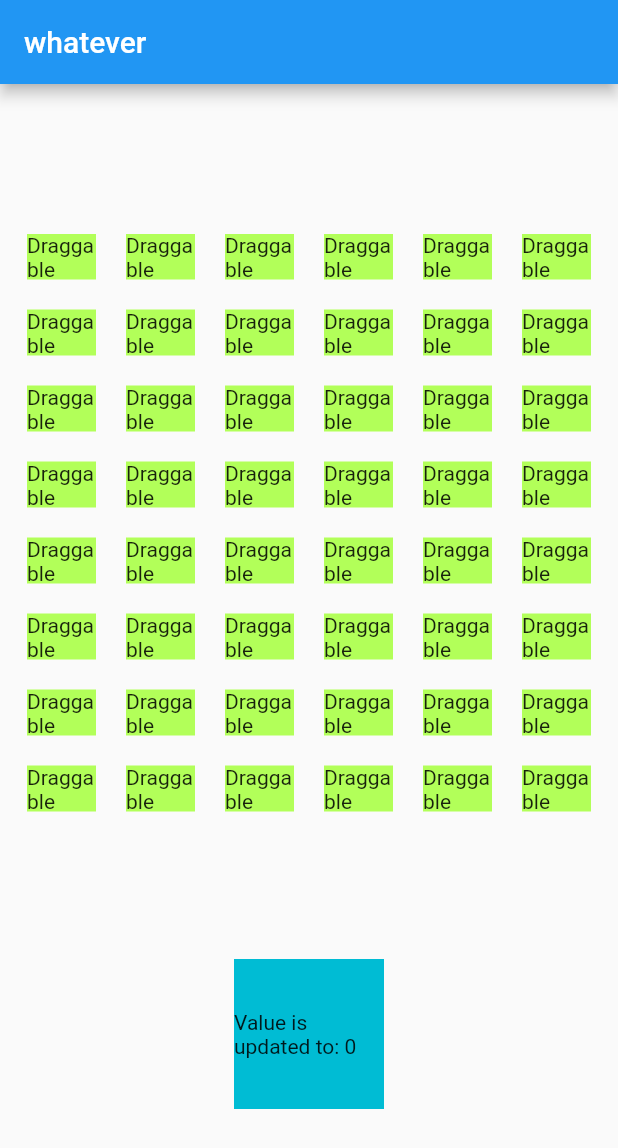
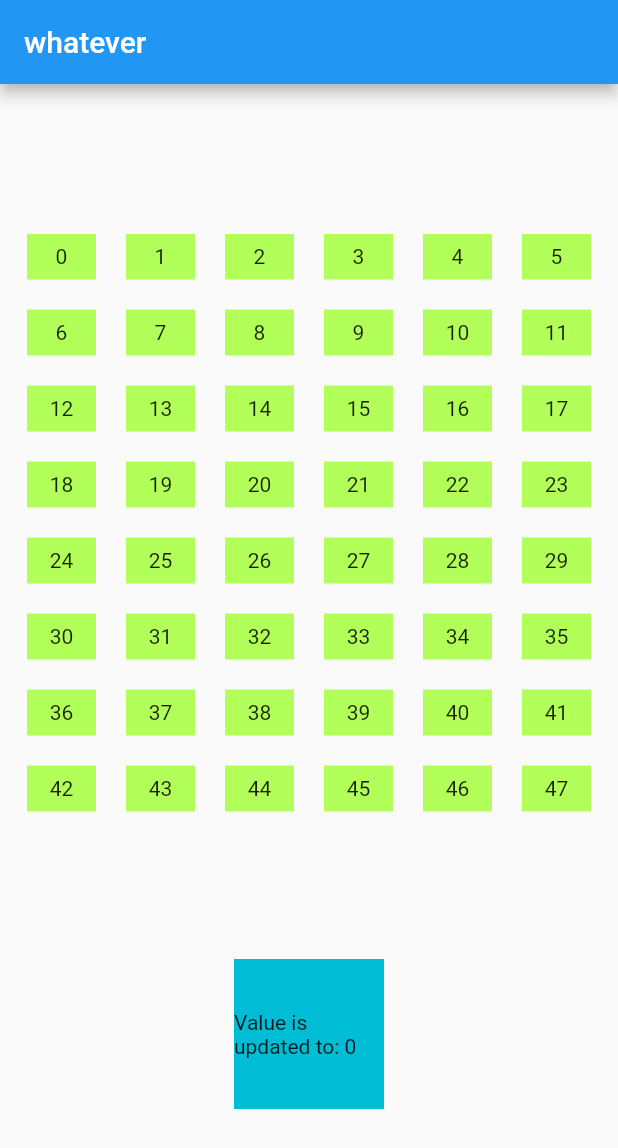
Before and after one commit to mgoadric/logic-puzzle-flutter, a Flutter app: the screen it shows after launch, on a phone screen of 412 x 824 dp. Shown: the top 1148 px of the screen. Run offline on Flutter 3.47's test engine with Material 2 defaults, Android fonts, the phone set to English and light mode, and no system bars; missing offline and left inert: patterns_canvas.

Commit message:
Fixed const issue, numbers on boxes now

```diff
--- a/logic_puzzle_flutter/lib/main.dart
+++ b/logic_puzzle_flutter/lib/main.dart
@@ -107,29 +107,30 @@ class _MyStatefulWidgetState extends State<MyStatefulWidget> {
                       mainAxisSpacing: 20),
                   itemCount: myProducts.length,
                   itemBuilder: (BuildContext ctx, index) {
+                    int x = myProducts[index]["id"];
                     return Draggable<int>(
                       // Data is the value this Draggable stores.
-                      data: myProducts[index]["id"],
-                      feedback: Container(
+                      data: x,
+                      childWhenDragging: Container(
                         color: Colors.deepOrange,
                         height: 100,
                         width: 100,
                         child: const Icon(Icons.directions_run),
                       ),
-                      childWhenDragging: Container(
+                      feedback: Container(
                         height: 100.0,
                         width: 100.0,
                         color: Colors.pinkAccent,
-                        child: const Center(
-                          child: Text('Child When Dragging'),
+                        child: Center(
+                          child: Text('$x'),
                         ),
                       ),
                       child: Container(
                         height: 100.0,
                         width: 100.0,
                         color: Colors.lightGreenAccent,
-                        child: const Center(
-                          child: Text('Draggable'),
+                        child: Center(
+                          child: Text('$x'),
                         ),
                       ),
                     );
```
